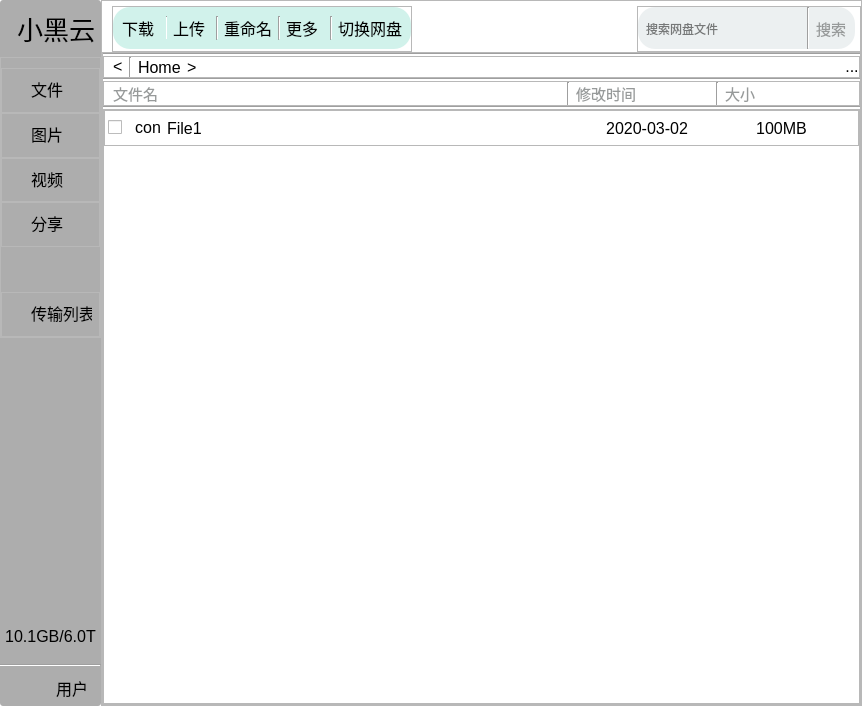
The window that ui/SBCclient.ui (aibotez/SBCClientV2) describes before a commit, drawn with Qt 5.
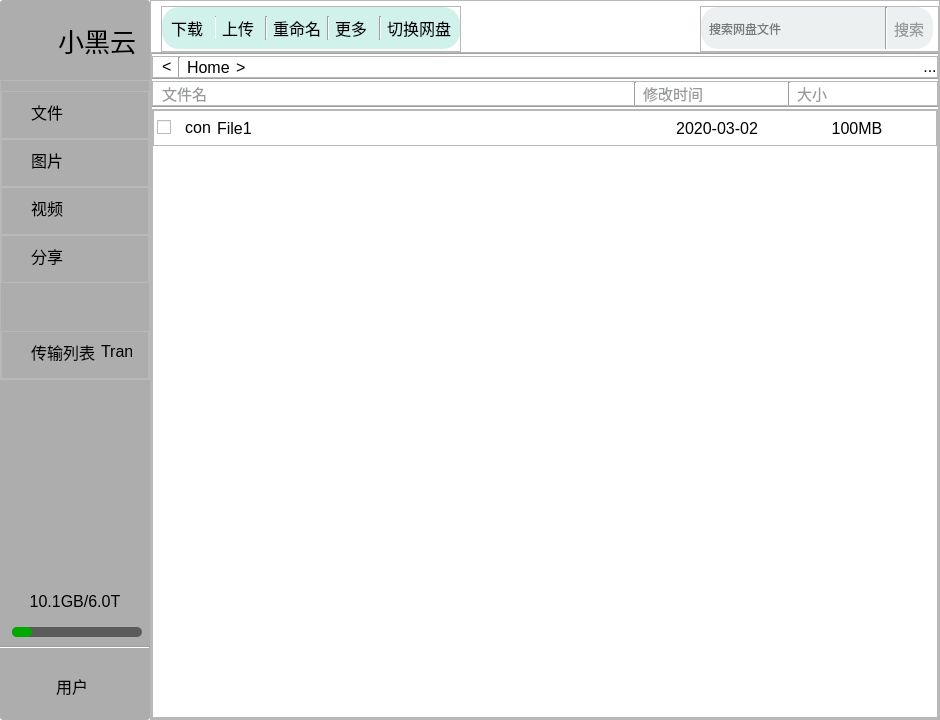
The same window after the commit. Icons and pictures are not drawn.

```diff
--- a/ui/SBCclient.ui
+++ b/ui/SBCclient.ui
@@ -6,8 +6,8 @@
    <rect>
     <x>0</x>
     <y>0</y>
-    <width>862</width>
-    <height>706</height>
+    <width>940</width>
+    <height>720</height>
    </rect>
   </property>
   <property name="minimumSize">
@@ -63,7 +63,7 @@
 }
 #usedCap{
 	border-radius:5px;
-	background:#006000;
+	background:#00aa00;
 	Width:60px;
 }</string>
   </property>
@@ -112,6 +112,12 @@
       </property>
       <item>
        <widget class="QFrame" name="frame">
+        <property name="minimumSize">
+         <size>
+          <width>150</width>
+          <height>0</height>
+         </size>
+        </property>
         <property name="maximumSize">
          <size>
           <width>150</width>
@@ -124,7 +130,7 @@
         <property name="frameShadow">
          <enum>QFrame::Raised</enum>
         </property>
-        <layout class="QVBoxLayout" name="verticalLayout_5">
+        <layout class="QVBoxLayout" name="verticalLayout_5" stretch="1,10,3,1,1,1">
          <property name="spacing">
           <number>9</number>
          </property>
@@ -343,7 +349,7 @@
                 <rect>
                  <x>30</x>
                  <y>10</y>
-                 <width>61</width>
+                 <width>71</width>
                  <height>21</height>
                 </rect>
                </property>
@@ -351,6 +357,19 @@
                 <string>传输列表</string>
                </property>
               </widget>
+              <widget class="QLabel" name="label_23">
+               <property name="geometry">
+                <rect>
+                 <x>100</x>
+                 <y>10</y>
+                 <width>31</width>
+                 <height>21</height>
+                </rect>
+               </property>
+               <property name="text">
+                <string>Tran</string>
+               </property>
+              </widget>
              </widget>
             </item>
            </layout>
@@ -371,6 +390,18 @@
          </item>
          <item>
           <layout class="QVBoxLayout" name="verticalLayout_4">
+           <property name="spacing">
+            <number>0</number>
+           </property>
+           <property name="leftMargin">
+            <number>12</number>
+           </property>
+           <property name="topMargin">
+            <number>0</number>
+           </property>
+           <property name="rightMargin">
+            <number>12</number>
+           </property>
            <item>
             <widget class="QLabel" name="label_7">
              <property name="text">
@@ -383,9 +414,15 @@
            </item>
            <item>
             <widget class="QFrame" name="SBCCapacity">
+             <property name="minimumSize">
+              <size>
+               <width>130</width>
+               <height>0</height>
+              </size>
+             </property>
              <property name="maximumSize">
               <size>
-               <width>16777215</width>
+               <width>130</width>
                <height>10</height>
               </size>
              </property>
@@ -413,6 +450,12 @@
                 <verstretch>0</verstretch>
                </sizepolicy>
               </property>
+              <property name="minimumSize">
+               <size>
+                <width>20</width>
+                <height>0</height>
+               </size>
+              </property>
               <property name="maximumSize">
                <size>
                 <width>20</width>
@@ -1135,8 +1178,8 @@
                   <rect>
                    <x>0</x>
                    <y>0</y>
-                   <width>710</width>
-                   <height>579</height>
+                   <width>780</width>
+                   <height>616</height>
                   </rect>
                  </property>
                  <property name="layoutDirection">
```
Left out of the diff: 10 changed lines with no effect on the pictures.
